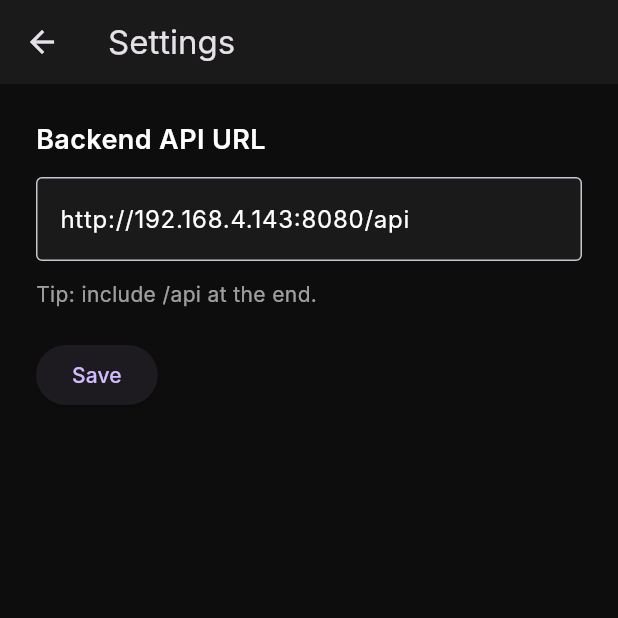
After one commit to madmalio/streamapp, a Flutter app: the screen it shows after launch, after a tap on the "settings" icon, on a phone screen of 412 x 824 dp, the top half of it. The commit adds this screen. Run offline on Flutter 3.47's test engine with Material 3 defaults, Android fonts, the phone set to English and light mode, and no system bars; our stand-ins replace shared_preferences; missing offline and left inert: media_kit, media_kit_video; network calls fail; Roboto replaces fonts that are missing (Inter).

Commit message:
Stabilize HLS pipeline and app settings

```diff
--- a/tv_app/lib/main.dart
+++ b/tv_app/lib/main.dart
@@ -1,24 +1,46 @@
 import 'package:flutter/material.dart';
 import 'package:provider/provider.dart';
 import 'package:media_kit/media_kit.dart';
+import 'package:shared_preferences/shared_preferences.dart';
 import 'screens/guide_screen.dart';
-import 'screens/player_screen.dart';
 import 'services/api_service.dart';
+import 'services/app_settings.dart';
 
-void main() {
+Future<void> main() async {
   WidgetsFlutterBinding.ensureInitialized();
   MediaKit.ensureInitialized();
-  runApp(const StreamApp());
+
+  const defaultApiBaseUrl = String.fromEnvironment(
+    'STREAMAPP_API_BASE_URL',
+    defaultValue: 'http://192.168.4.143:8080/api',
+  );
+
+  final prefs = await SharedPreferences.getInstance();
+  final initialBaseUrl = prefs.getString(AppSettings.apiBaseUrlKey) ?? defaultApiBaseUrl;
+
+  runApp(StreamApp(initialBaseUrl: initialBaseUrl));
 }
 
 class StreamApp extends StatelessWidget {
-  const StreamApp({super.key});
+  const StreamApp({super.key, required this.initialBaseUrl});
+
+  final String initialBaseUrl;
 
   @override
   Widget build(BuildContext context) {
     return MultiProvider(
       providers: [
-        Provider(create: (_) => ApiService(baseUrl: 'http://localhost:8080/api')),
+        ChangeNotifierProvider(
+          create: (_) => AppSettings(initialBaseUrl: initialBaseUrl),
+        ),
+        ProxyProvider<AppSettings, ApiService>(
+          update: (_, settings, previous) {
+            if (previous != null && previous.baseUrl == settings.baseUrl) {
+              return previous;
+            }
+            return ApiService(baseUrl: settings.baseUrl);
+          },
+        ),
       ],
       child: MaterialApp(
         title: 'StreamApp TV',
--- a/tv_app/lib/screens/guide_screen.dart
+++ b/tv_app/lib/screens/guide_screen.dart
@@ -4,6 +4,7 @@ import 'package:provider/provider.dart';
 import '../models/channel.dart';
 import '../services/api_service.dart';
 import 'player_screen.dart';
+import 'settings_screen.dart';
 
 class GuideScreen extends StatefulWidget {
   const GuideScreen({super.key});
@@ -23,6 +24,7 @@ class _GuideScreenState extends State<GuideScreen> {
   }
 
   Future<void> _loadChannels() async {
+    setState(() => _isLoading = true);
     try {
       final api = Provider.of<ApiService>(context, listen: false);
       final channels = await api.getChannels();
@@ -52,7 +54,19 @@ class _GuideScreenState extends State<GuideScreen> {
                 const SizedBox(height: 40),
                 const Icon(Icons.list, size: 32, color: Colors.blueAccent),
                 const SizedBox(height: 40),
-                const Icon(Icons.settings, size: 32, color: Colors.white54),
+                IconButton(
+                  icon: const Icon(Icons.settings, size: 32, color: Colors.white54),
+                  tooltip: 'Settings',
+                  onPressed: () async {
+                    final changed = await Navigator.push<bool>(
+                      context,
+                      MaterialPageRoute(builder: (_) => const SettingsScreen()),
+                    );
+                    if (changed == true && mounted) {
+                      await _loadChannels();
+                    }
+                  },
+                ),
               ],
             ),
           ),
@@ -155,16 +169,30 @@ class _ChannelCardState extends State<ChannelCard> {
   }
 
   void _playChannel() async {
-    final api = Provider.of<ApiService>(context, listen: false);
-    final rawUrl = await api.getStreamUrl(widget.channel.streamUrl);
+    final navigator = Navigator.of(context);
+    final messenger = ScaffoldMessenger.of(context);
 
-    if (context.mounted) {
-      Navigator.push(
-        context,
+    try {
+      final api = Provider.of<ApiService>(context, listen: false);
+      final rawUrl = await api.getStreamUrl(widget.channel.streamUrl);
+
+      if (!mounted) {
+        return;
+      }
+
+      navigator.push(
         MaterialPageRoute(
           builder: (_) => PlayerScreen(channel: widget.channel, streamUrl: rawUrl),
         ),
       );
+    } catch (_) {
+      if (!mounted) {
+        return;
+      }
+
+      messenger.showSnackBar(
+        const SnackBar(content: Text('Unable to start stream. Check Settings > Backend API URL.')),
+      );
     }
   }
 }
--- /dev/null
+++ b/tv_app/lib/screens/settings_screen.dart
@@ -0,0 +1,102 @@
+import 'package:flutter/material.dart';
+import 'package:provider/provider.dart';
+
+import '../services/app_settings.dart';
+
+class SettingsScreen extends StatefulWidget {
+  const SettingsScreen({super.key});
+
+  @override
+  State<SettingsScreen> createState() => _SettingsScreenState();
+}
+
+class _SettingsScreenState extends State<SettingsScreen> {
+  late final TextEditingController _controller;
+  bool _isSaving = false;
+
+  @override
+  void initState() {
+    super.initState();
+    final settings = context.read<AppSettings>();
+    _controller = TextEditingController(text: settings.baseUrl);
+  }
+
+  @override
+  void dispose() {
+    _controller.dispose();
+    super.dispose();
+  }
+
+  Future<void> _save() async {
+    final input = _controller.text.trim();
+    final uri = Uri.tryParse(input);
+    if (uri == null || !uri.hasScheme || uri.host.isEmpty || !input.endsWith('/api')) {
+      if (!mounted) {
+        return;
+      }
+      ScaffoldMessenger.of(context).showSnackBar(
+        const SnackBar(content: Text('Enter a valid URL like http://192.168.4.143:8080/api')),
+      );
+      return;
+    }
+
+    setState(() => _isSaving = true);
+    await context.read<AppSettings>().setBaseUrl(input);
+    if (!mounted) {
+      return;
+    }
+    setState(() => _isSaving = false);
+    Navigator.pop(context, true);
+  }
+
+  @override
+  Widget build(BuildContext context) {
+    return Scaffold(
+      backgroundColor: const Color(0xFF0D0D0D),
+      appBar: AppBar(
+        title: const Text('Settings'),
+        backgroundColor: const Color(0xFF1A1A1A),
+      ),
+      body: Padding(
+        padding: const EdgeInsets.all(24),
+        child: Column(
+          crossAxisAlignment: CrossAxisAlignment.start,
+          children: [
+            const Text(
+              'Backend API URL',
+              style: TextStyle(color: Colors.white, fontSize: 18, fontWeight: FontWeight.w600),
+            ),
+            const SizedBox(height: 12),
+            TextField(
+              controller: _controller,
+              style: const TextStyle(color: Colors.white),
+              decoration: const InputDecoration(
+                hintText: 'http://192.168.4.143:8080/api',
+                hintStyle: TextStyle(color: Colors.white54),
+                filled: true,
+                fillColor: Color(0xFF1A1A1A),
+                border: OutlineInputBorder(),
+              ),
+            ),
+            const SizedBox(height: 12),
+            const Text(
+              'Tip: include /api at the end.',
+              style: TextStyle(color: Colors.white60),
+            ),
+            const SizedBox(height: 20),
+            ElevatedButton(
+              onPressed: _isSaving ? null : _save,
+              child: _isSaving
+                  ? const SizedBox(
+                      width: 18,
+                      height: 18,
+                      child: CircularProgressIndicator(strokeWidth: 2),
+                    )
+                  : const Text('Save'),
+            ),
+          ],
+        ),
+      ),
+    );
+  }
+}
--- /dev/null
+++ b/tv_app/lib/services/app_settings.dart
@@ -0,0 +1,24 @@
+import 'package:flutter/foundation.dart';
+import 'package:shared_preferences/shared_preferences.dart';
+
+class AppSettings extends ChangeNotifier {
+  AppSettings({required String initialBaseUrl}) : _baseUrl = initialBaseUrl;
+
+  static const String apiBaseUrlKey = 'api_base_url';
+
+  String _baseUrl;
+
+  String get baseUrl => _baseUrl;
+
+  Future<void> setBaseUrl(String value) async {
+    final normalized = value.trim();
+    if (normalized.isEmpty || normalized == _baseUrl) {
+      return;
+    }
+
+    final prefs = await SharedPreferences.getInstance();
+    await prefs.setString(apiBaseUrlKey, normalized);
+    _baseUrl = normalized;
+    notifyListeners();
+  }
+}
```
Also changed, not shown: tv_app/lib/screens/player_screen.dart (+24 -11 lines), 2 other files.
